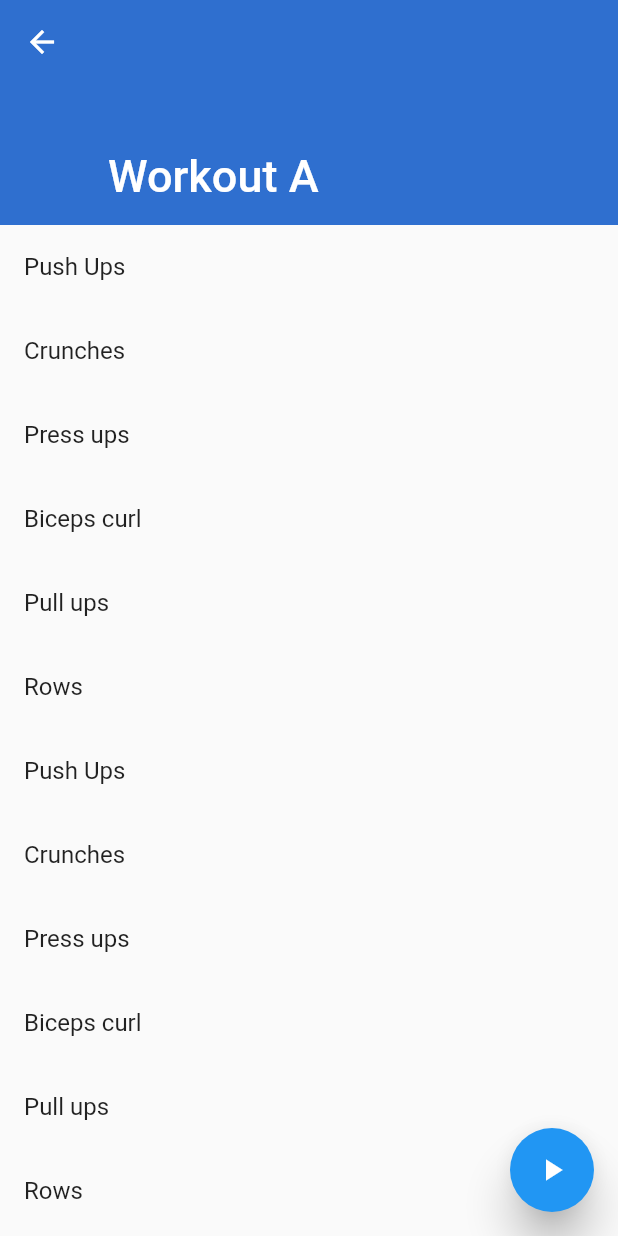
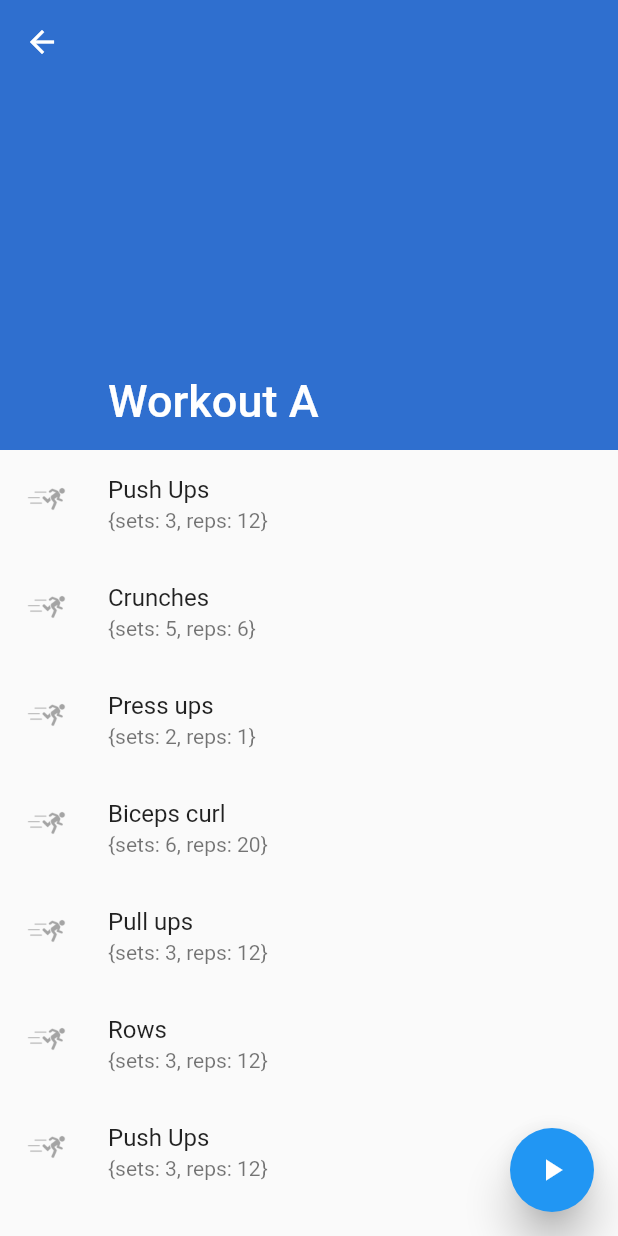
Before and after one commit to michalorestes/fitness_fatality_flutter, a Flutter app: the screen it shows after launch, after a tap on "Workout A", on a phone screen of 412 x 824 dp. Run offline on Flutter 3.47's test engine with Material 2 defaults, Android fonts, the phone set to English and light mode, and no system bars.

Commit message:
Workout details exercises list UI

```diff
--- a/lib/data/entities/exercise/exercise.dart
+++ b/lib/data/entities/exercise/exercise.dart
@@ -1,4 +1,5 @@
 import 'package:fitness_fatality_flutter/data/entities/exercise/muscle_groups.dart';
+import 'package:flutter/material.dart';
 
 enum ExerciseType { CARDIO, BODY_WEIGHT, WEIGHTS, MACHINES }
 enum ExerciseLoggingType { TIME, REPS, DURATION }
@@ -20,4 +21,8 @@ class Exercise {
       this.isCustom,
       this.availableLoggingTypes,
       this.defaultLoggingType});
+
+  String getIconAsset() {
+    return "assets/sample_exercise_icon.png";
+  }
 }
--- a/lib/ui/workouts/workout_details/workout_details_page.dart
+++ b/lib/ui/workouts/workout_details/workout_details_page.dart
@@ -48,7 +48,7 @@ class WorkoutDetailsPage extends StatelessWidget {
       body: CustomScrollView(
         slivers: <Widget>[
           SliverAppBar(
-            expandedHeight: 150,
+            expandedHeight: 300,
             pinned: true,
             floating: true,
             snap: true,
@@ -67,9 +67,13 @@ class WorkoutDetailsPage extends StatelessWidget {
   }
 
   Widget buildSliverListItem(BuildContext context, int index) {
+  Exercise exercise = workoutExercises[index].exercise;
+
     return Center(
       child: ListTile(
-        title: Text(workoutExercises[index].exercise.name),
+        title: Text(exercise.name),
+        subtitle: Text(workoutExercises[index].loggingParameters.toString()),
+        leading: Image.asset(exercise.getIconAsset(), height: 32, width: 32,),
       ),
     );
   }
--- a/pubspec.yaml
+++ b/pubspec.yaml
@@ -45,6 +45,7 @@ flutter:
    - assets/cardio_workout_icon.png
    - assets/inverval_workout_icon.png
    - assets/weights_workout_icon.png
+   - assets/sample_exercise_icon.png
 
 
   # An image asset can refer to one or more resolution-specific "variants", see
```
Also changed, not shown: lib/data/entities/workout/workout_exercise.dart (+7 -9 lines), assets/sample_exercise_icon.png (added).
